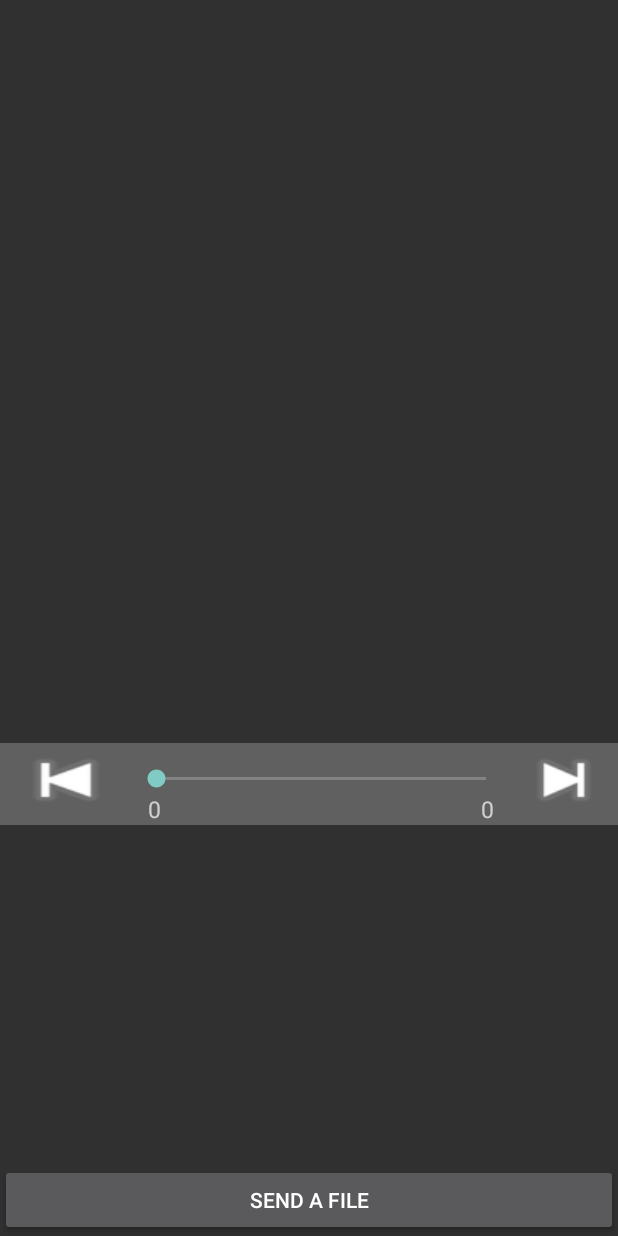
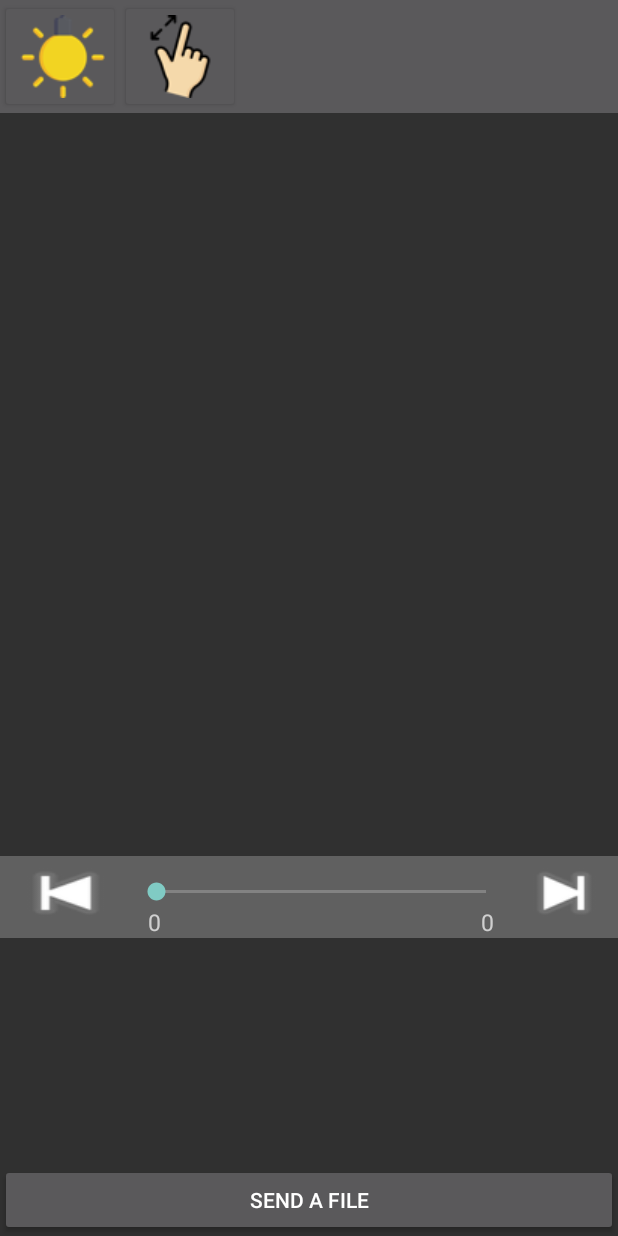
Before and after one commit to awholeneworld/MobileDicomViewer, an Android app: the layout activity_dicom_view.xml on its own in the app's theme, with its tools: preview values and no code run, on a phone screen of 412 x 824 dp. Run offline under Robolectric (Android 15) with nearby library versions, the phone set to English and light mode, and no system bars.

Commit message:
button
light/zoom

```diff
--- a/app/src/main/res/layout/activity_dicom_view.xml
+++ b/app/src/main/res/layout/activity_dicom_view.xml
@@ -2,6 +2,28 @@
     android:layout_width="match_parent"
     android:layout_height="match_parent"
     android:orientation="vertical">
+
+    <LinearLayout
+        android:layout_width="match_parent"
+        android:layout_height="wrap_content"
+        android:background="#5A595B"
+        android:orientation="horizontal">
+
+        <Button
+            android:id="@+id/light"
+            android:layout_width="80dp"
+            android:layout_height="wrap_content"
+            android:drawableLeft="@drawable/light"
+            android:gravity="center" />
+
+        <Button
+            android:id="@+id/zoom"
+            android:layout_width="80dp"
+            android:layout_height="wrap_content"
+            android:drawableLeft="@drawable/zoom"
+            android:gravity="center" />
+
+    </LinearLayout>
 
     <FrameLayout
         android:id="@+id/imageFrame"
```
Also changed, not shown: app/src/main/res/drawable/light.png (added), app/src/main/res/drawable/zoom.png (added).
